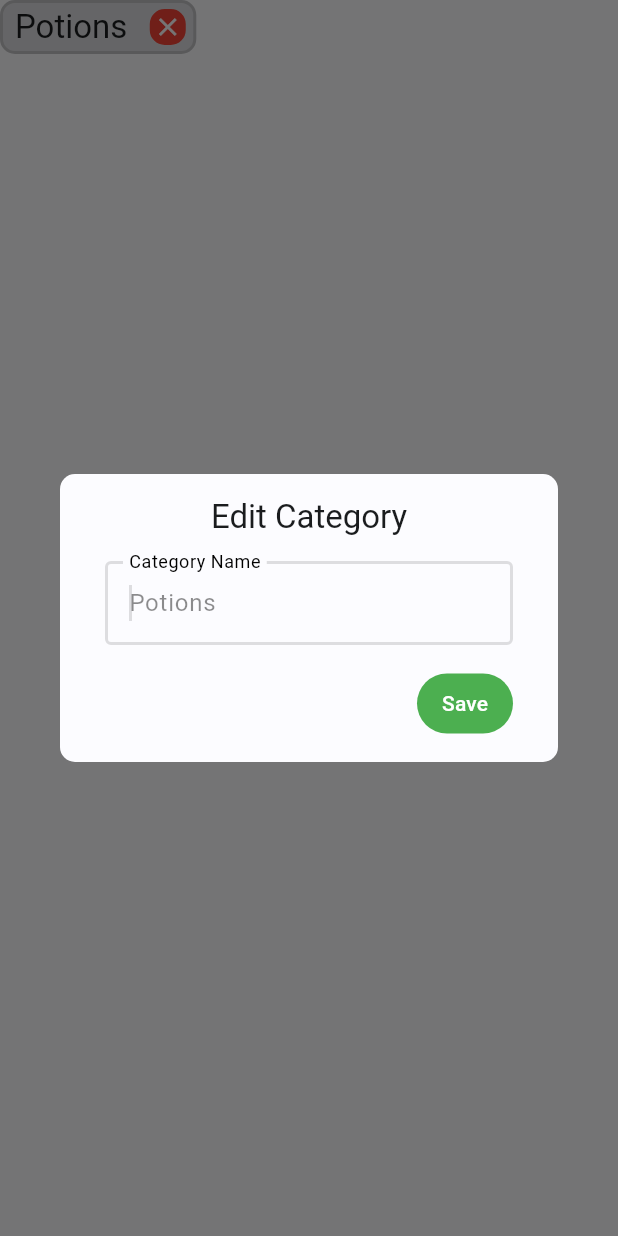
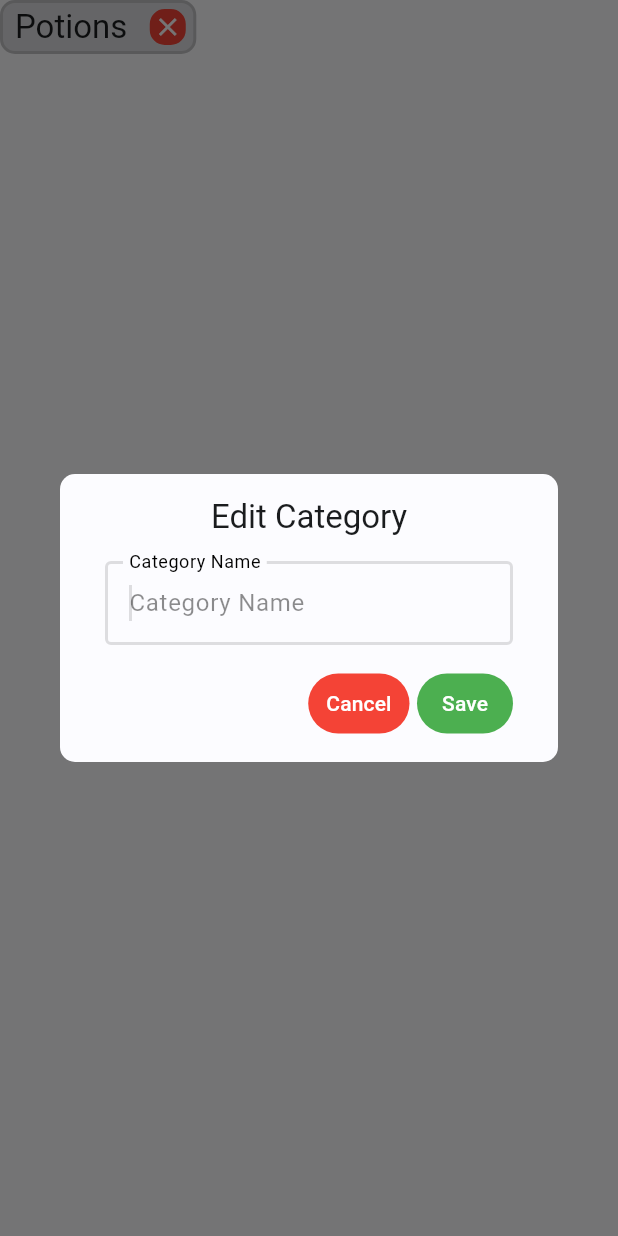
Before and after one commit to phR0ze/oneup, a Flutter app: the CategoryWidget widget shown alone on an empty page, opened directly with sample values from the repository, after a tap on "Potions", on a phone screen of 412 x 824 dp. Run offline on Flutter 3.47's test engine with Material 3 defaults, Android fonts, the phone set to English and light mode, and no system bars.

Commit message:
Use same input view for all dialogs

```diff
--- a/flutter/lib/ui/views/category.dart
+++ b/flutter/lib/ui/views/category.dart
@@ -1,6 +1,5 @@
 import 'package:flutter/material.dart';
 import 'package:provider/provider.dart';
-import '../../const.dart';
 import '../../model/appstate.dart';
 import '../../model/category.dart';
 import '../../utils/utils.dart';
@@ -70,90 +69,6 @@ void addCategory(BuildContext context, AppState state, String name) {
   }
 }
 
-/// A view for editing the user
-class CategoryEditView extends StatefulWidget {
-  const CategoryEditView({super.key, required this.category });
-  final Category category;
-
-  @override
-  State<CategoryEditView> createState() => _CategoryEditViewState();
-}
-
-class _CategoryEditViewState extends State<CategoryEditView> {
-  late TextEditingController nameCtrlr;
-
-  @override
-  void initState() {
-    super.initState();
-    nameCtrlr = TextEditingController();
-  }
-
-  @override
-  void dispose() {
-    nameCtrlr.dispose();
-    super.dispose();
-  }
-
-  @override
-  Widget build(BuildContext context) {
-    var state = context.watch<AppState>();
-
-    final textTheme = Theme.of(context).textTheme;
-
-    // This additional scaffold is needed to allow for the snackbar to be shown
-    // above the dialog view. It uses the transparent color to be see through.
-    return Scaffold(
-      backgroundColor: Colors.transparent,
-      body: Dialog(
-        shape: RoundedRectangleBorder(borderRadius: BorderRadius.circular(10)),
-          child: Container(
-            width: Const.dialogWidth,
-            child: Padding(
-              padding: const EdgeInsets.fromLTRB(30, 15, 30, 15),
-              child: Column(
-                mainAxisSize: MainAxisSize.min,
-                mainAxisAlignment: MainAxisAlignment.center,
-                children: <Widget>[
-                  Text('Edit Category', style: textTheme.titleLarge),
-                  SizedBox(height: 15),
-                  TextField(
-                    controller: nameCtrlr,
-                    autofocus: true, // take the focus immediately
-                    decoration: InputDecoration(
-                      labelText: 'Category Name',
-                      labelStyle: TextStyle(color: Colors.black),
-                      hintStyle:  TextStyle(color: Colors.black45),
-                      hintText: widget.category.name,
-                      border: const OutlineInputBorder(),
-                    ),
-                    onSubmitted: (val) {
-                      updateCategory(context, state, widget.category.copyWith(name: val.trim()));
-                    },
-                  ),
-                  const SizedBox(height: 15),
-                  Align(
-                    alignment: Alignment.centerRight,
-                    child: TextButton(
-                      child: Text('Save'),
-                      style: ButtonStyle(
-                        backgroundColor: WidgetStateProperty.all(Colors.green),
-                        foregroundColor: WidgetStateProperty.all(Colors.white),
-                      ),
-                      onPressed: () {
-                        updateCategory(context, state,
-                          widget.category.copyWith(name: nameCtrlr.text.trim()));
-                      },
-                    ),
-                  ),
-                ],
-              ),
-            ),
-          ),
-        ),
-    );
-  }
-}
-
 // Add the new user or show a snackbar if it already exists
 void updateCategory(BuildContext context, AppState state, Category category) {
   if (utils.notEmptyAndNoSymbols(context, state, category.name)) {
--- a/flutter/lib/ui/widgets/category.dart
+++ b/flutter/lib/ui/widgets/category.dart
@@ -4,6 +4,7 @@ import '../../const.dart';
 import '../../model/appstate.dart';
 import '../../model/category.dart';
 import '../views/category.dart';
+import '../views/input.dart';
 
 class CategoryWidget extends StatefulWidget {
   const CategoryWidget({super.key, required this.category});
@@ -39,11 +40,17 @@ class _CategoryWidgetState extends State<CategoryWidget> {
                   padding: EdgeInsets.only(right: isHover ? 12 : 15),
                   child: InkWell(
                     child: Text(widget.category.name, style: textStyle),
-                    onTap: () {
-                      showDialog<String>(context: context,
-                        builder: (dialogContext) => CategoryEditView(category: widget.category),
-                      );
-                    },
+                    onTap: () => showDialog<String>(context: context,
+                      builder: (dialogContext) => InputView(
+                        title: 'Edit Category',
+                        inputLabel: 'Category Name',
+                        buttonName: 'Save',
+                        onSubmit: (val) {
+                          updateCategory(dialogContext, state,
+                            widget.category.copyWith(name: val.trim()));
+                        },
+                      ),
+                    ),
                   ),
                 ),
                 AnimatedContainer(
```
